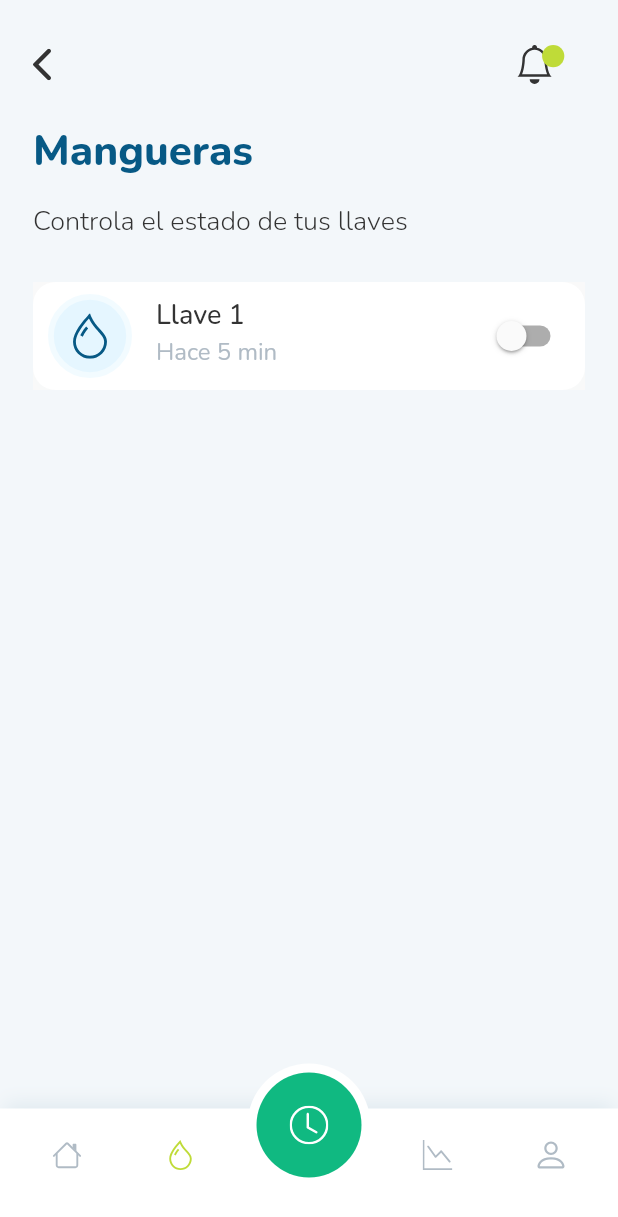
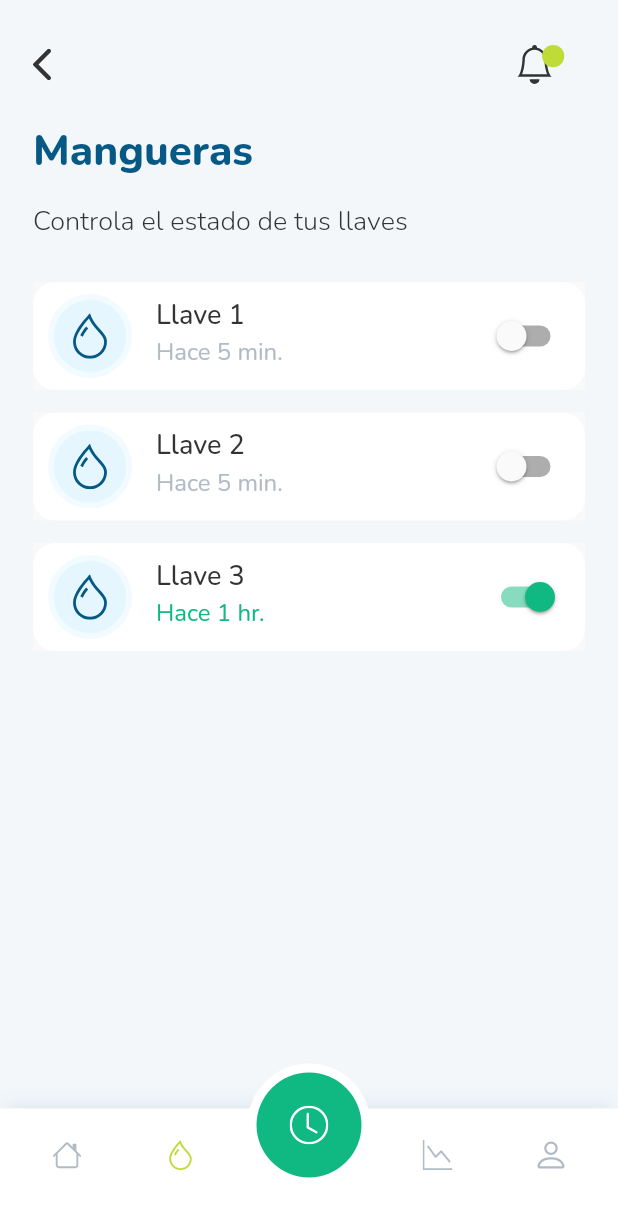
Before and after one commit to Matishock1/ezriegoapp, a Flutter app: the TabScreen screen opened by its route, item 2 of the bottom bar chosen, after a tap on "Llave 1", on a phone screen of 412 x 824 dp. Shown: the top 1217 px of the screen. Run offline on Flutter 3.47's test engine with Material 2 defaults, Android fonts, the phone set to English and light mode, and no system bars; our stand-ins replace flutter_svg, gap, get, google_fonts.

Commit message:
cambio de colores en switches

```diff
--- a/lib/controllers/controller_binding.dart
+++ b/lib/controllers/controller_binding.dart
@@ -5,5 +5,6 @@ class ControllerBinding implements Bindings {
   @override
   void dependencies() {
     Get.put(TabsController(), permanent: true);
+    Get.put(ManguerasController(), permanent: true);
   }
 }
--- a/lib/controllers/controllers.dart
+++ b/lib/controllers/controllers.dart
@@ -1,2 +1,3 @@
 export 'package:ezriegoapp/controllers/controller_binding.dart';
 export 'package:ezriegoapp/controllers/tabs_controller.dart';
+export 'package:ezriegoapp/controllers/mangueras_controller.dart';
--- /dev/null
+++ b/lib/controllers/mangueras_controller.dart
@@ -0,0 +1,16 @@
+import 'package:get/get.dart';
+
+import '../models/models.dart';
+
+class ManguerasController extends GetxController {
+  List<Manguera> listaMangueras = [
+    Manguera(id: 1, nombre: 'Llave 1', activo: 'Hace 5 min.', valor: true),
+    Manguera(id: 2, nombre: 'Llave 2', activo: 'Hace 5 min.', valor: false),
+    Manguera(id: 3, nombre: 'Llave 3', activo: 'Hace 1 hr.', valor: true)
+  ];
+
+  actualizaLista() {
+    listaMangueras[1].switchValue.value == true;
+    update();
+  }
+}
--- /dev/null
+++ b/lib/models/magueras.dart
@@ -0,0 +1,15 @@
+import 'package:get/get.dart';
+
+class Manguera {
+  final int id;
+  final String nombre;
+  final String activo;
+  final RxBool switchValue;
+
+  Manguera({
+    required this.id,
+    required this.nombre,
+    required this.activo,
+    required bool valor,
+  }) : switchValue = valor.obs;
+}
--- /dev/null
+++ b/lib/models/models.dart
@@ -0,0 +1 @@
+export 'package:ezriegoapp/models/magueras.dart';
--- a/lib/screens/tabs_screens/tab_mangueras_screen.dart
+++ b/lib/screens/tabs_screens/tab_mangueras_screen.dart
@@ -1,15 +1,14 @@
-import 'package:ezriegoapp/constants/colores.dart';
+import 'package:ezriegoapp/controllers/controllers.dart';
 import 'package:ezriegoapp/widgets/widgets.dart';
 import 'package:flutter/material.dart';
-import 'package:flutter_svg/flutter_svg.dart';
 import 'package:get/get.dart';
-import 'package:google_fonts/google_fonts.dart';
+
+import '../../models/models.dart';
 
 // ignore: must_be_immutable
 class TabManguerasScreen extends StatelessWidget {
   TabManguerasScreen({super.key});
-  RxBool xdd = true.obs;
-
+  final ManguerasController _controller = Get.find<ManguerasController>();
   @override
   Widget build(BuildContext context) {
     return FondoPantalla(
@@ -39,60 +38,25 @@ class TabManguerasScreen extends StatelessWidget {
                 ],
               ),
               const Gap(29),
-              Material(
-                child: InkWell(
-                  child: Ink(
-                    decoration: const BoxDecoration(
-                      boxShadow: [
-                        BoxShadow(
-                            color: ColorSettings.sombraTab2,
-                            offset: Offset(0, 3),
-                            spreadRadius: 1,
-                            blurRadius: 19)
-                      ],
-                    ),
-                    child: ListTile(
-                      shape: RoundedRectangleBorder(
-                          borderRadius: BorderRadius.circular(15)),
-                      tileColor: ColorSettings.blanco,
-                      minVerticalPadding: 10,
-                      dense: true,
-                      visualDensity: const VisualDensity(vertical: 2),
-                      contentPadding: const EdgeInsets.symmetric(
-                        horizontal: 10,
+              Expanded(
+                child: GetBuilder<ManguerasController>(builder: (controller) {
+                  return ListView(
+                    scrollDirection: Axis.vertical,
+                    children: [
+                      ListView.builder(
+                        shrinkWrap: true,
+                        scrollDirection: Axis.vertical,
+                        physics: const NeverScrollableScrollPhysics(),
+                        itemCount: controller.listaMangueras.length,
+                        itemBuilder: (context, index) {
+                          Manguera manguera = controller.listaMangueras[index];
+
+                          return SwitchMangueras(manguera: manguera);
+                        },
                       ),
-                      leading: AspectRatio(
-                        aspectRatio: 1,
-                        child: SvgPicture.asset('assets/svg/mangueras.svg'),
-                      ),
-                      title: Text(
-                        'Llave 1',
-                        style: Theme.of(context)
-                            .textTheme
-                            .displayMedium!
-                            .copyWith(
-                                fontWeight: FontWeight.w500,
-                                fontFamily: GoogleFonts.nunito().fontFamily),
-                      ),
-                      subtitle: Text(
-                        'Hace 5 min',
-                        style: Theme.of(context).textTheme.bodyLarge,
-                      ),
-                      trailing: Obx(
-                        () => Switch(
-                          activeColor: ColorSettings.primario,
-                          onChanged: (value) {
-                            xdd.value = !xdd.value;
-                          },
-                          value: xdd.value,
-                        ),
-                      ),
-                      onTap: () {
-                        xdd.value = !xdd.value;
-                      },
-                    ),
-                  ),
-                ),
+                    ],
+                  );
+                }),
               ),
             ])),
       ),
--- /dev/null
+++ b/lib/widgets/tabs_widgets/tab_mangueras_widgets/switch_mangeras.dart
@@ -0,0 +1,84 @@
+import 'package:ezriegoapp/constants/colores.dart';
+import 'package:ezriegoapp/controllers/controllers.dart';
+import 'package:ezriegoapp/models/magueras.dart';
+import 'package:ezriegoapp/widgets/widgets.dart';
+import 'package:flutter/material.dart';
+import 'package:flutter_svg/flutter_svg.dart';
+import 'package:get/get.dart';
+import 'package:google_fonts/google_fonts.dart';
+
+class SwitchMangueras extends StatelessWidget {
+  const SwitchMangueras({
+    super.key,
+    required this.manguera,
+  });
+
+  final Manguera manguera;
+
+  @override
+  Widget build(BuildContext context) {
+    return Column(
+      children: [
+        Material(
+            child: InkWell(
+          child: Ink(
+              decoration: const BoxDecoration(
+                boxShadow: [
+                  BoxShadow(
+                      color: ColorSettings.sombraTab2,
+                      offset: Offset(0, 3),
+                      spreadRadius: 1,
+                      blurRadius: 19)
+                ],
+              ),
+              child: ListTile(
+                shape: RoundedRectangleBorder(
+                    borderRadius: BorderRadius.circular(15)),
+                tileColor: ColorSettings.blanco,
+                minVerticalPadding: 10,
+                dense: true,
+                visualDensity: const VisualDensity(vertical: 2),
+                contentPadding: const EdgeInsets.symmetric(
+                  horizontal: 10,
+                ),
+                leading: AspectRatio(
+                  aspectRatio: 1,
+                  child: SvgPicture.asset('assets/svg/mangueras.svg'),
+                ),
+                title: Text(
+                  manguera.nombre,
+                  style: Theme.of(context).textTheme.displayMedium!.copyWith(
+                      fontWeight: FontWeight.w500,
+                      fontFamily: GoogleFonts.nunito().fontFamily),
+                ),
+                subtitle: Obx(
+                  () => Text(
+                    manguera.activo,
+                    style: Theme.of(context).textTheme.bodyLarge!.copyWith(
+                        color: manguera.switchValue.value
+                            ? ColorSettings.primario
+                            : Theme.of(context).textTheme.bodyLarge!.color),
+                  ),
+                ),
+                trailing: Obx(
+                  () => Switch(
+                    activeColor: ColorSettings.primario,
+                    onChanged: (value) {
+                      manguera.switchValue.value = !manguera.switchValue.value;
+                    },
+                    value: manguera.switchValue.value,
+                  ),
+                ),
+                onTap: () {
+                  manguera.switchValue.value = !manguera.switchValue.value;
+                  ManguerasController controller =
+                      Get.find<ManguerasController>();
+                  controller.actualizaLista();
+                },
+              )),
+        )),
+        const Gap(15)
+      ],
+    );
+  }
+}
--- a/lib/widgets/widgets.dart
+++ b/lib/widgets/widgets.dart
@@ -1,7 +1,8 @@
 export 'package:ezriegoapp/widgets/apbbar.dart';
 export 'package:ezriegoapp/widgets/inicio/login_text_input.dart';
 export 'package:ezriegoapp/widgets/inicio/splash_animation.dart';
-export 'package:ezriegoapp/widgets/tabs_screen/botton_navigator.dart';
-export 'package:ezriegoapp/widgets/tabs_screen/fondo_pantalla.dart';
-export 'package:ezriegoapp/widgets/tabs_screen/tab_home_screen/boton_tab_home.dart';
+export 'package:ezriegoapp/widgets/tabs_widgets/bottom_navigator.dart';
+export 'package:ezriegoapp/widgets/tabs_widgets/fondo_pantalla.dart';
+export 'package:ezriegoapp/widgets/tabs_widgets/tab_home_widgets/boton_tab_home.dart';
+export 'package:ezriegoapp/widgets/tabs_widgets/tab_mangueras_widgets/switch_mangeras.dart';
 export 'package:gap/gap.dart';
```
Also changed, not shown: lib/widgets/tabs_widgets/bottom_navigator.dart (renamed from lib/widgets/tabs_screen/botton_navigator.dart), lib/widgets/tabs_widgets/fondo_pantalla.dart (renamed from lib/widgets/tabs_screen/fondo_pantalla.dart), lib/widgets/tabs_widgets/tab_home_widgets/boton_tab_home.dart (renamed from lib/widgets/tabs_screen/tab_home_screen/boton_tab_home.dart).
